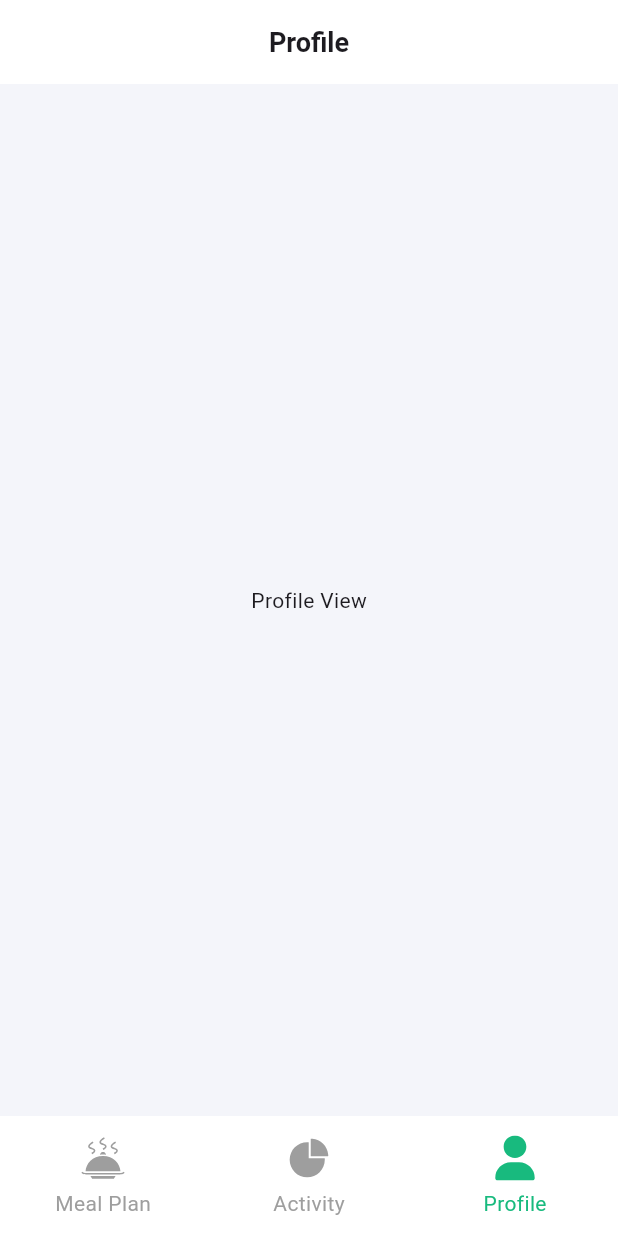
After one commit to developer-ahmed1/nutrotional-tracking-app, a Flutter app: the screen it shows after launch, swiped to page 3, on a phone screen of 412 x 824 dp. The commit adds this screen. Run offline on Flutter 3.47's test engine with Material 3 defaults, Android fonts, the phone set to English and light mode, and no system bars; our stand-ins replace flutter_svg.

Commit message:
make page view

```diff
--- a/lib/main.dart
+++ b/lib/main.dart
@@ -1,5 +1,5 @@
 import 'package:flutter/material.dart';
-import 'package:nutrotional_tracking_app/presentation/views/meal_plan_view.dart';
+import 'package:nutrotional_tracking_app/presentation/views/home_view.dart';
 
 void main() {
   runApp(const MyApp());
@@ -13,7 +13,7 @@ class MyApp extends StatelessWidget {
   Widget build(BuildContext context) {
     return MaterialApp(
       debugShowCheckedModeBanner: false,
-      home: const MealPlanView(),
+      home: const HomeView(),
     );
   }
 }
--- /dev/null
+++ b/lib/presentation/views/home_view.dart
@@ -0,0 +1,94 @@
+import 'package:flutter/material.dart';
+import 'package:nutrotional_tracking_app/core/theming/assets_data.dart';
+import 'package:nutrotional_tracking_app/presentation/views/activity_view.dart';
+import 'package:nutrotional_tracking_app/presentation/views/meal_plan_view.dart';
+import 'package:nutrotional_tracking_app/presentation/views/profile_view.dart';
+import 'package:nutrotional_tracking_app/presentation/views/widgets/nav_icon.dart';
+
+class HomeView extends StatefulWidget {
+  const HomeView({super.key});
+
+  @override
+  State<HomeView> createState() => _HomeViewState();
+}
+
+class _HomeViewState extends State<HomeView> {
+  int _selectedIndex = 0;
+  late PageController _pageController;
+
+  @override
+  void initState() {
+    _pageController = PageController();
+    super.initState();
+  }
+
+  @override
+  void dispose() {
+    _pageController.dispose();
+    super.dispose();
+  }
+
+  void onNavItemTapped(int index) {
+    setState(() {
+      _selectedIndex = index;
+    });
+    _pageController.animateToPage(
+      index,
+      duration: const Duration(milliseconds: 300),
+      curve: Curves.easeInOut,
+    );
+  }
+
+  @override
+  Widget build(BuildContext context) {
+    return Scaffold(
+      bottomNavigationBar: NavigationBar(
+        selectedIndex: _selectedIndex,
+        onDestinationSelected: onNavItemTapped,
+        backgroundColor: Colors.white,
+        overlayColor: WidgetStatePropertyAll(
+          Color.fromARGB(255, 215, 239, 230),
+        ),
+        labelTextStyle: WidgetStateProperty.resolveWith<TextStyle>((states) {
+          if (states.contains(WidgetState.selected)) {
+            return TextStyle(color: Color(0xff18ba7e));
+          }
+          return TextStyle(color: Colors.grey);
+        }),
+        indicatorColor: Colors.transparent,
+        destinations: [
+          NavigationDestination(
+            icon: NavIcon(
+              assetPath: AssetsData.mealIcon,
+              isSelected: _selectedIndex == 0,
+            ),
+            label: 'Meal Plan',
+          ),
+          NavigationDestination(
+            icon: NavIcon(
+              assetPath: AssetsData.activityIcon,
+              isSelected: _selectedIndex == 1,
+            ),
+            label: 'Activity',
+          ),
+          NavigationDestination(
+            icon: NavIcon(
+              assetPath: AssetsData.profileIcon,
+              isSelected: _selectedIndex == 2,
+            ),
+            label: 'Profile',
+          ),
+        ],
+      ),
+      body: PageView(
+        controller: _pageController,
+        onPageChanged: (index) {
+          setState(() {
+            _selectedIndex = index;
+          });
+        },
+        children: [MealPlanView(), ActivityView(), ProfileView()],
+      ),
+    );
+  }
+}
--- /dev/null
+++ b/lib/presentation/views/profile_view.dart
@@ -0,0 +1,21 @@
+import 'package:flutter/material.dart';
+
+class ProfileView extends StatelessWidget {
+  const ProfileView({super.key});
+
+  @override
+  Widget build(BuildContext context) {
+    return Scaffold(
+      appBar: AppBar(
+        centerTitle: true,
+        title: const Text(
+          'Profile',
+          style: TextStyle(fontWeight: FontWeight.bold, fontSize: 18),
+        ),
+        backgroundColor: Colors.white,
+      ),
+      backgroundColor: Color(0xfff4f5fa),
+      body: Center(child: Text("Profile View")),
+    );
+  }
+}
--- a/lib/presentation/views/widgets/meal_plan_appbar.dart
+++ b/lib/presentation/views/widgets/meal_plan_appbar.dart
@@ -12,8 +12,9 @@ class MealPlanAppBar extends StatelessWidget implements PreferredSizeWidget {
       centerTitle: true,
       title: const Text(
         'Meal Plan',
-        style: TextStyle(fontWeight: FontWeight.bold, fontSize: 20),
+        style: TextStyle(fontWeight: FontWeight.bold, fontSize: 18),
       ),
+      backgroundColor: Colors.white,
       actions: [
         Padding(
           padding: const EdgeInsets.only(right: 16),
```
Also changed, not shown: lib/presentation/views/activity_view.dart (added, +21 -0 lines), lib/presentation/views/meal_plan_view.dart (+3 -54 lines).
